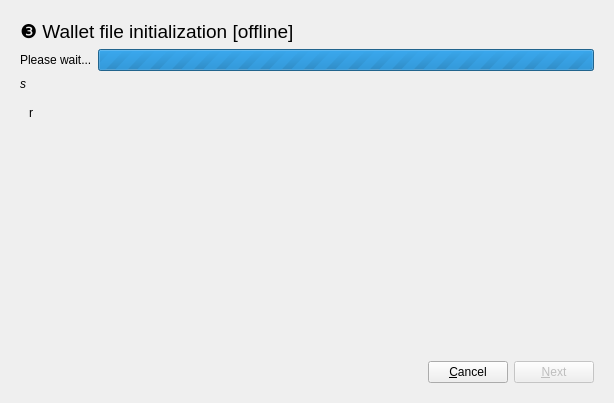
Above: widgets/createwalletwizard.ui from joshirio/iota-cooler before the change. Below: the same form after it.
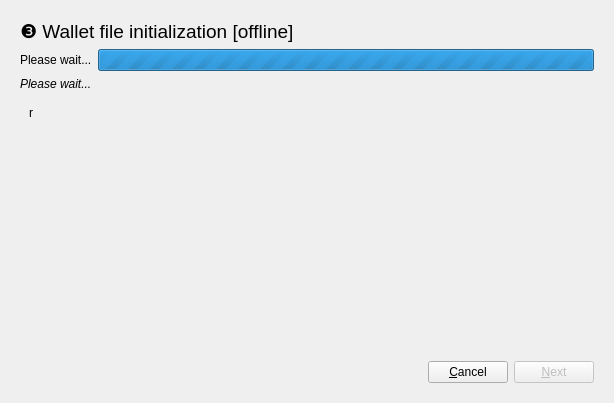
That is the form after the change. The open tabs and pages were chosen to show the change.

Commit message: fix wallet creation wrong address on windows

```diff
--- a/widgets/createwalletwizard.ui
+++ b/widgets/createwalletwizard.ui
@@ -444,7 +444,7 @@
           <string notr="true">font-style: italic;</string>
          </property>
          <property name="text">
-          <string>s</string>
+          <string>Please wait...</string>
          </property>
         </widget>
        </item>
```
Left out of the diff: 4 changed lines with no effect on the pictures. The commit also changes 2 other files.
